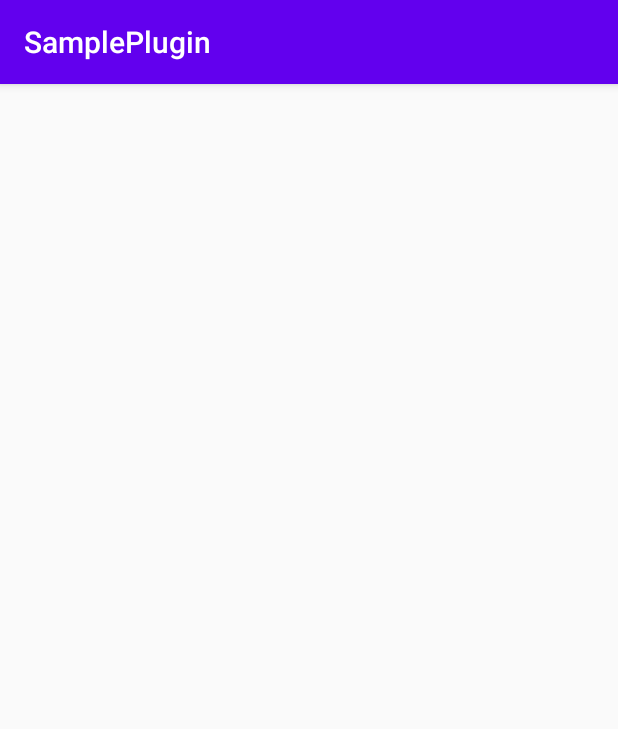
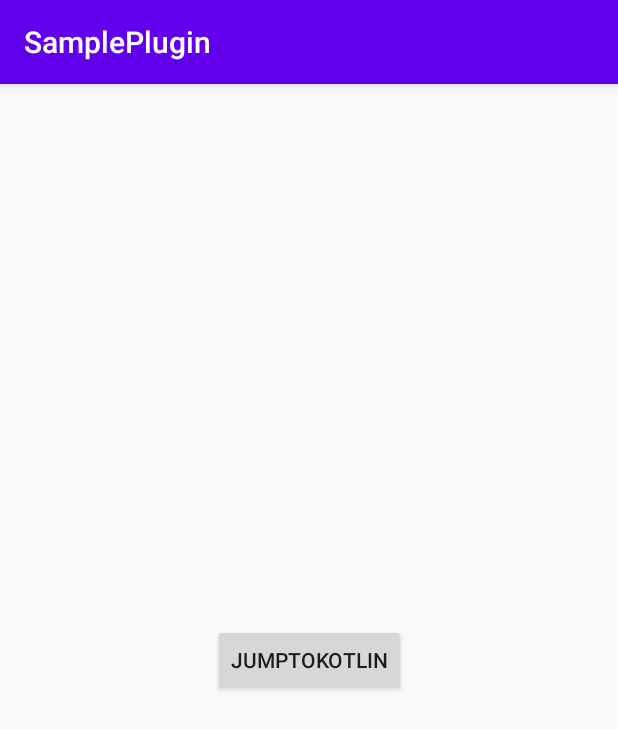
Before and after one commit to FreeFlash/SamplePlugin, an Android app: the screen it shows after launch (JavaTestActivity), on a phone screen of 412 x 824 dp. Shown: the top 729 px of the screen. Run offline under Robolectric (Android 15) with nearby library versions, the phone set to English and light mode, and no system bars.

```diff
--- a/app/src/main/java/com/tianxiaolei/sampleplugin/JavaTestActivity.java
+++ b/app/src/main/java/com/tianxiaolei/sampleplugin/JavaTestActivity.java
@@ -1,7 +1,9 @@
 package com.tianxiaolei.sampleplugin;
 
 
+import android.content.Intent;
 import android.os.Bundle;
+import android.view.View;
 
 import androidx.appcompat.app.AppCompatActivity;
 
@@ -11,5 +13,11 @@ public class JavaTestActivity extends AppCompatActivity {
     protected void onCreate(Bundle savedInstanceState) {
         super.onCreate(savedInstanceState);
         setContentView(R.layout.activity_java_test);
+        findViewById(R.id.btn_jump).setOnClickListener(new View.OnClickListener() {
+            @Override
+            public void onClick(View view) {
+                startActivity(new Intent(JavaTestActivity.this, MainActivity.class));
+            }
+        });
     }
 }
--- a/app/src/main/java/com/tianxiaolei/sampleplugin/MainActivity.kt
+++ b/app/src/main/java/com/tianxiaolei/sampleplugin/MainActivity.kt
@@ -2,6 +2,7 @@ package com.tianxiaolei.sampleplugin
 
 import androidx.appcompat.app.AppCompatActivity
 import android.os.Bundle
+import android.widget.Button
 
 class MainActivity : AppCompatActivity() {
 
--- a/app/src/main/res/layout/activity_java_test.xml
+++ b/app/src/main/res/layout/activity_java_test.xml
@@ -1,8 +1,19 @@
 <?xml version="1.0" encoding="utf-8"?>
 <androidx.constraintlayout.widget.ConstraintLayout xmlns:android="http://schemas.android.com/apk/res/android"
+    xmlns:app="http://schemas.android.com/apk/res-auto"
     xmlns:tools="http://schemas.android.com/tools"
     android:layout_width="match_parent"
     android:layout_height="match_parent"
     tools:context=".JavaTestActivity">
 
+    <Button
+        android:text="@string/jumptokotlin"
+        android:id="@+id/btn_jump"
+        android:layout_width="wrap_content"
+        android:layout_height="wrap_content"
+        app:layout_constraintBottom_toBottomOf="parent"
+        app:layout_constraintLeft_toLeftOf="parent"
+        app:layout_constraintRight_toRightOf="parent"
+        app:layout_constraintTop_toTopOf="parent" />
+
 </androidx.constraintlayout.widget.ConstraintLayout>
--- a/app/src/main/res/values/strings.xml
+++ b/app/src/main/res/values/strings.xml
@@ -1,3 +1,4 @@
 <resources>
     <string name="app_name">SamplePlugin</string>
+    <string name="jumptokotlin">JumpToKotlin</string>
 </resources>
```
